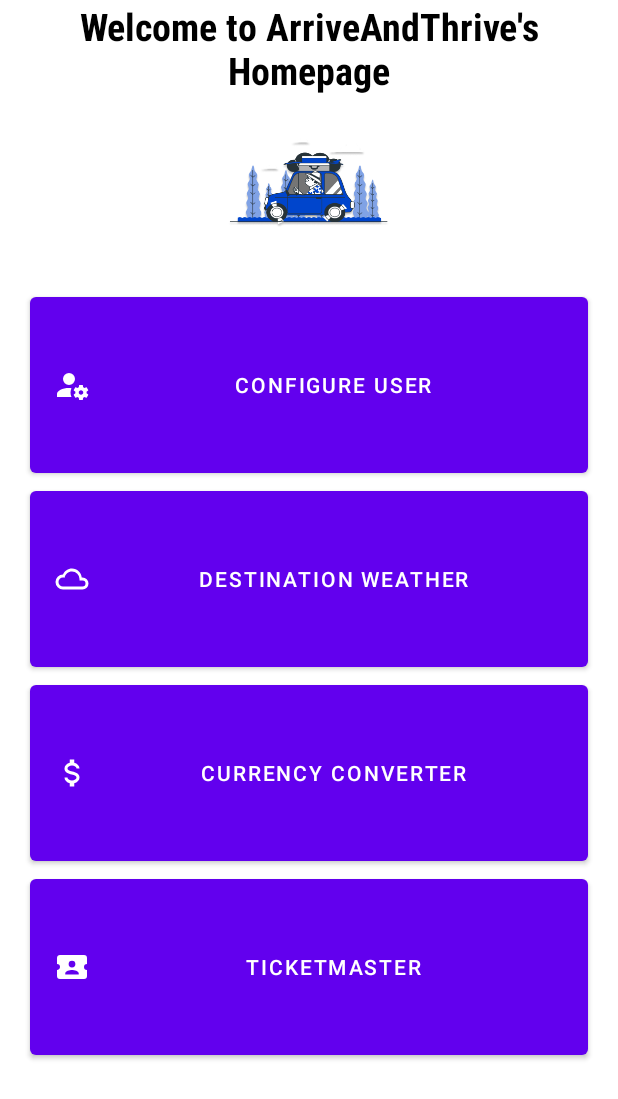
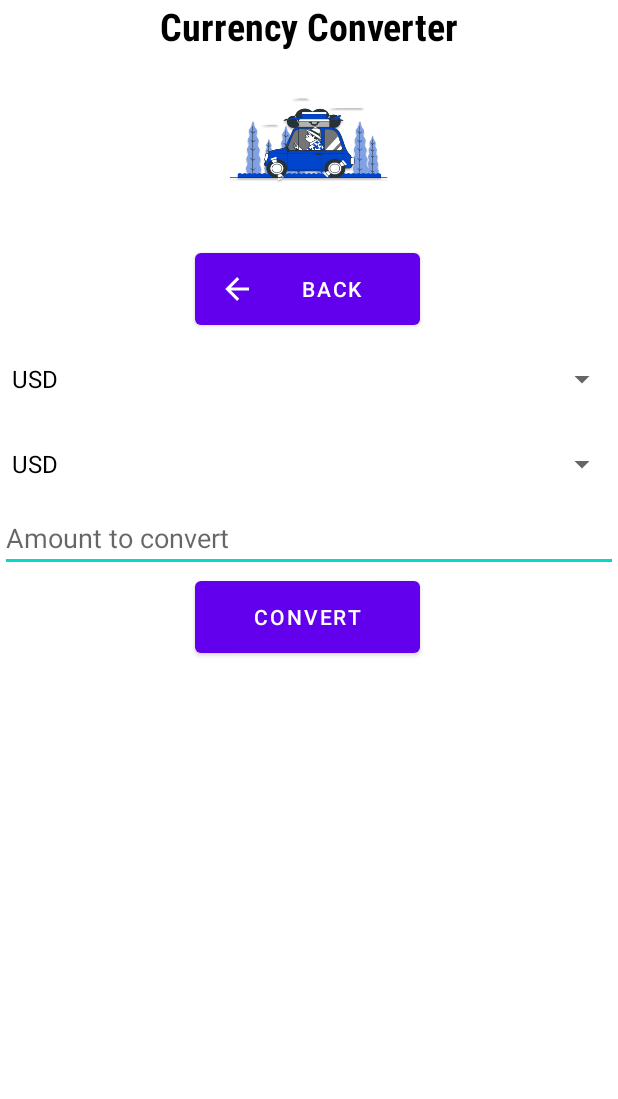
Before and after one commit to FaranBhatti/ArriveAndThrive, an Android app: the home_page screen opened directly, with no data from a screen before it, after a tap on "CURRENCY CONVERTER", on a phone screen of 412 x 824 dp. Shown: the top 1099 px of the screen. Run offline under Robolectric (Android 15) with nearby library versions, the phone set to English and light mode, and no system bars; our stand-ins replace Volley.

Commit message:
added functionality and connected to currency api for conversion

```diff
--- a/app/build.gradle
+++ b/app/build.gradle
@@ -39,4 +39,8 @@ dependencies {
     testImplementation 'junit:junit:4.13.2'
     androidTestImplementation 'androidx.test.ext:junit:1.1.3'
     androidTestImplementation 'androidx.test.espresso:espresso-core:3.4.0'
+
+    implementation 'com.squareup.retrofit2:retrofit:2.9.0'
+    implementation 'com.android.volley:volley:1.2.1'
+
 }
--- a/app/src/main/AndroidManifest.xml
+++ b/app/src/main/AndroidManifest.xml
@@ -14,6 +14,9 @@
         android:supportsRtl="true"
         android:theme="@style/Theme.ArriveAndThrive"
         tools:targetApi="31">
+        <activity
+            android:name=".currency_converter"
+            android:exported="false" />
         <activity
             android:name=".home_page"
             android:exported="false" />
--- /dev/null
+++ b/app/src/main/java/com/example/fireapp/currency_converter.java
@@ -0,0 +1,99 @@
+package com.example.fireapp;
+
+import androidx.appcompat.app.AppCompatActivity;
+
+import android.os.AsyncTask;
+import android.os.Bundle;
+import android.view.View;
+import android.widget.AdapterView;
+import android.widget.ArrayAdapter;
+import android.widget.Button;
+import android.widget.EditText;
+import android.widget.Spinner;
+import android.widget.TextView;
+import android.widget.Toast;
+
+import com.android.volley.Request;
+import com.android.volley.RequestQueue;
+import com.android.volley.Response;
+import com.android.volley.VolleyError;
+import com.android.volley.toolbox.StringRequest;
+import com.android.volley.toolbox.Volley;
+
+import org.json.JSONException;
+import org.json.JSONObject;
+
+import java.io.BufferedReader;
+import java.io.IOException;
+import java.io.InputStreamReader;
+import java.net.HttpURLConnection;
+import java.net.URL;
+import java.util.ArrayList;
+import java.util.List;
+
+public class currency_converter extends AppCompatActivity {
+
+    @Override
+    protected void onCreate(Bundle savedInstanceState) {
+        super.onCreate(savedInstanceState);
+        setContentView(R.layout.activity_currency_converter);
+
+        // obtain the variables
+        Spinner fromSpinner = findViewById(R.id.from_spinner);
+        Spinner toSpinner = findViewById(R.id.to_spinner);
+        EditText amountEditText = findViewById(R.id.amount_edit_text);
+        Button convertButton = findViewById(R.id.convert_button);
+        Button backButton = findViewById(R.id.btnBack);
+        TextView resultTextView = findViewById(R.id.result_text_view);
+
+        // set the spinner
+        ArrayAdapter<String> adapter = new ArrayAdapter<>(this, android.R.layout.simple_spinner_dropdown_item, getResources().getStringArray(R.array.currency_array));
+        fromSpinner.setAdapter(adapter);
+        toSpinner.setAdapter(adapter);
+
+        // Back button's on click listener
+        backButton.setOnClickListener(new View.OnClickListener() {
+            @Override
+            public void onClick(View view) {
+                finish();
+            }
+        });
+
+        // Convert button's on click listener
+        convertButton.setOnClickListener(new View.OnClickListener() {
+            @Override
+            public void onClick(View view) {
+                String fromCurrency = fromSpinner.getSelectedItem().toString();
+                String toCurrency = toSpinner.getSelectedItem().toString();
+                String amountString = amountEditText.getText().toString();
+                if (amountString.isEmpty()) {
+                    Toast.makeText(currency_converter.this, "Please enter amount to convert", Toast.LENGTH_SHORT).show();
+                    return;
+                }
+                double amount = Double.parseDouble(amountString);
+                String url = "https://api.apilayer.com/exchangerates_data/convert?to=" + toCurrency + "&from=" + fromCurrency + "&amount=" + amount + "&apikey=oCBKrw4QyUeDNDvxzfzmPBQ7fiT8bURV";
+                RequestQueue queue = Volley.newRequestQueue(currency_converter.this);
+                StringRequest stringRequest = new StringRequest(Request.Method.GET, url, new Response.Listener<String>() {
+                    @Override
+                    public void onResponse(String response) {
+                        try {
+                            JSONObject jsonObject = new JSONObject(response);
+                            double result = jsonObject.getDouble("result");
+                            resultTextView.setText(String.format("%.2f", result) + " " + toCurrency);
+                        } catch (JSONException e) {
+                            Toast.makeText(currency_converter.this, "Error parsing response", Toast.LENGTH_SHORT).show();
+                            e.printStackTrace();
+                        }
+                    }
+                }, new Response.ErrorListener() {
+                    @Override
+                    public void onErrorResponse(VolleyError error) {
+                        Toast.makeText(currency_converter.this, "Error making request", Toast.LENGTH_SHORT).show();
+                        error.printStackTrace();
+                    }
+                });
+                queue.add(stringRequest);
+            }
+        });
+    }
+}
--- a/app/src/main/java/com/example/fireapp/home_page.java
+++ b/app/src/main/java/com/example/fireapp/home_page.java
@@ -42,8 +42,8 @@ public class home_page extends AppCompatActivity {
         // Currency Converter button
         btnCurrencyConverter.setOnClickListener(view -> {
             // take to the currency converter page
-            //Intent intent = new Intent(home_page.this, currency_converter.class);
-            //startActivity(intent);
+            Intent intent = new Intent(home_page.this, currency_converter.class);
+            startActivity(intent);
         });
 
         // Ticketmaster button
--- /dev/null
+++ b/app/src/main/res/drawable/back.xml
@@ -0,0 +1,9 @@
+<vector xmlns:android="http://schemas.android.com/apk/res/android"
+    android:width="24dp"
+    android:height="24dp"
+    android:viewportWidth="24"
+    android:viewportHeight="24">
+  <path
+      android:fillColor="#FF000000"
+      android:pathData="M20,11V13H8L13.5,18.5L12.08,19.92L4.16,12L12.08,4.08L13.5,5.5L8,11H20Z"/>
+</vector>
--- /dev/null
+++ b/app/src/main/res/layout/activity_currency_converter.xml
@@ -0,0 +1,70 @@
+<?xml version="1.0" encoding="utf-8"?>
+<LinearLayout xmlns:android="http://schemas.android.com/apk/res/android"
+    xmlns:app="http://schemas.android.com/apk/res-auto"
+    android:orientation="vertical"
+    android:layout_width="match_parent"
+    android:layout_height="match_parent"
+    android:layout_marginTop="0dp">
+
+    <TextView
+        android:layout_width="match_parent"
+        android:layout_height="wrap_content"
+        android:fontFamily="sans-serif-condensed"
+        android:gravity="center"
+        android:text="Currency Converter"
+        android:textColor="#000000"
+        android:textSize="25sp"
+        android:textStyle="bold" />
+
+    <ImageView
+        android:id="@+id/home_page_logo"
+        android:layout_width="match_parent"
+        android:layout_height="wrap_content"
+        app:srcCompat="@mipmap/ic_launcher_foreground" />
+
+    <Button
+        android:id="@+id/btnBack"
+        android:layout_width="150dp"
+        android:layout_height="60dp"
+        android:layout_marginLeft="130dp"
+        android:layout_marginTop="20dp"
+        android:layout_marginRight="25dp"
+        android:text="Back"
+        app:icon="@drawable/back" />
+
+    <Spinner
+        android:id="@+id/from_spinner"
+        android:layout_width="match_parent"
+        android:layout_height="60dp"
+        android:prompt="@string/from_currency_prompt" />
+
+    <Spinner
+        android:id="@+id/to_spinner"
+        android:layout_width="match_parent"
+        android:layout_height="53dp"
+        android:prompt="@string/to_currency_prompt" />
+
+    <EditText
+        android:id="@+id/amount_edit_text"
+        android:layout_width="match_parent"
+        android:layout_height="wrap_content"
+        android:hint="@string/amt_to_convert_hint" />
+
+    <Button
+        android:id="@+id/convert_button"
+        android:layout_marginLeft="130dp"
+        android:layout_width="150dp"
+        android:layout_height="60dp"
+        android:text="@string/convert_button_text" />
+
+    <TextView
+        android:id="@+id/result_text_view"
+        android:layout_width="match_parent"
+        android:layout_height="44dp"
+        android:fontFamily="sans-serif-condensed"
+        android:gravity="center"
+        android:textColor="#000000"
+        android:textSize="25sp"
+        android:textStyle="bold" />
+
+</LinearLayout>
--- a/app/src/main/res/values/strings.xml
+++ b/app/src/main/res/values/strings.xml
@@ -1,3 +1,22 @@
 <resources>
     <string name="app_name">ArriveAndThrive</string>
+    <string name="from_currency_prompt">From Currency</string>
+    <string name="to_currency_prompt">To Currency</string>
+    <string name="convert_button_text">Convert</string>
+    <string name="result_text">result</string>
+    <string name="amt_to_convert_hint">Amount to convert</string>
+
+    <string-array name="currency_array">
+        <item>USD</item>
+        <item>EUR</item>
+        <item>JPY</item>
+        <item>GBP</item>
+        <item>CAD</item>
+        <item>CHF</item>
+        <item>AUD</item>
+        <item>CNY</item>
+        <item>HKD</item>
+        <item>NZD</item>
+    </string-array>
+
 </resources>
```
